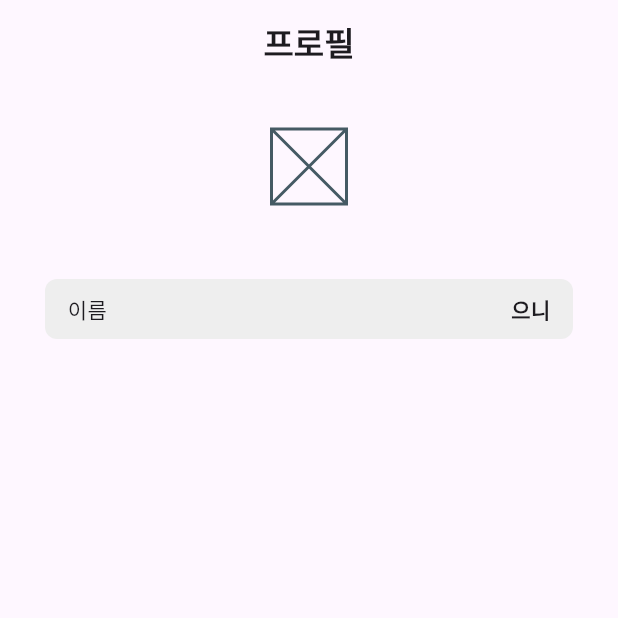
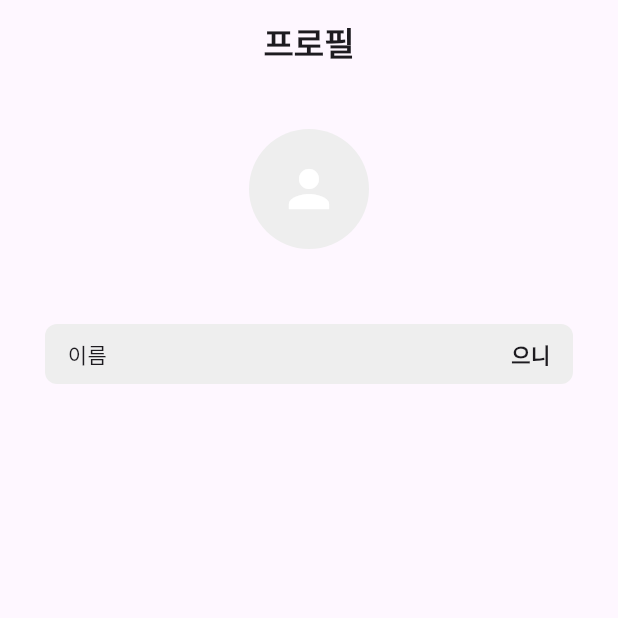
Before and after one commit to 6UNHEE/todo_project, a Flutter app: the screen it shows after launch, on a phone screen of 412 x 824 dp, the top half of it. Run offline on Flutter 3.47's test engine with Material 3 defaults, Android fonts, the phone set to English and light mode, and no system bars.

Commit message:
프로필 사진 UI 배치, 기능 추가 필요

```diff
--- a/lib/screens/profile/profile_setting_screen.dart
+++ b/lib/screens/profile/profile_setting_screen.dart
@@ -2,6 +2,7 @@ import 'package:flutter/material.dart';
 import 'package:todo_project/common/widgets/app_scaffold.dart';
 import 'package:todo_project/common/widgets/name_container.dart';
 import 'package:todo_project/screens/profile/name_setting_screen.dart';
+import 'package:todo_project/screens/profile/widgets/profile_image.dart';
 
 class ProfileSettingScreen extends StatelessWidget {
   /// 프로필 설정 화면
@@ -15,7 +16,7 @@ class ProfileSettingScreen extends StatelessWidget {
         spacing: 50.0,
         children: [
           // TODO 프로필 사진 변경 기능
-          SizedBox(width: 50.0, height: 50.0, child: Placeholder()),
+          ProfileImage(),
           GestureDetector(
             onTap: () => Navigator.push(
               context,
--- /dev/null
+++ b/lib/screens/profile/widgets/profile_image.dart
@@ -0,0 +1,24 @@
+import 'package:flutter/material.dart';
+import 'package:todo_project/theme/app_size.dart';
+
+class ProfileImage extends StatelessWidget {
+  /// 프로필 사진 업로드 위젯
+  const ProfileImage({super.key});
+
+  @override
+  Widget build(BuildContext context) {
+    return GestureDetector(
+      // TODO 프로필 사진 업로드 구현
+      onTap: () {},
+      child: CircleAvatar(
+        radius: AppSize.profileImageSizeL,
+        backgroundColor: Colors.grey[200],
+        child: Icon(
+          Icons.person,
+          size: AppSize.profileImageSizeL,
+          color: Colors.white,
+        ),
+      ),
+    );
+  }
+}
--- a/lib/theme/app_size.dart
+++ b/lib/theme/app_size.dart
@@ -13,4 +13,8 @@ class AppSize {
   // ========위젯 사이즈========
   /// 이름 설정/변경 컨테이너 높이
   static const nameContainerHeight = 40.0;
+
+  /// 프로필 사진 크기
+  static const profileImageSizeS = 30.0;
+  static const profileImageSizeL = 40.0;
 }
--- a/pubspec.yaml
+++ b/pubspec.yaml
@@ -13,6 +13,7 @@ dependencies:
     sdk: flutter
 
   cupertino_icons: ^1.0.8
+  image_picker: ^1.2.1
 
 dev_dependencies:
   flutter_test:
```
Also changed, not shown: pubspec.lock, 4 other files.
